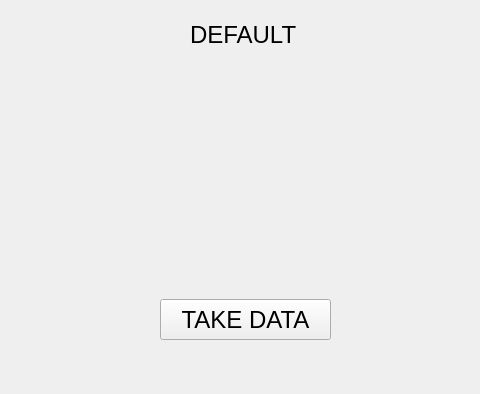
This is development/devGUI/mainwindowui.ui in E-Trainose/ADB-Project as Qt 5 draws it before an edit; both pictures show x 319 to 799 and y 0 to 394 of the 1127 by 768 pixel window. The edited form follows.
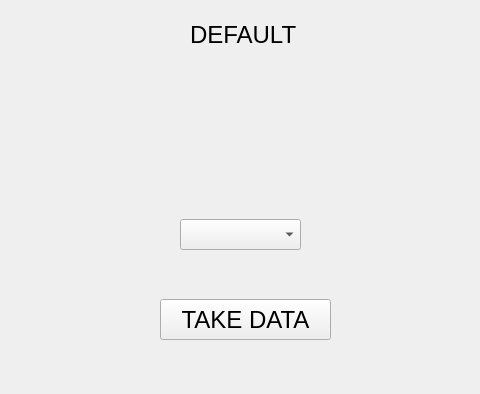
This is the edited form. The open tabs and pages were chosen to show the change. Custom widgets are drawn as their Qt base class.

Diff of the .ui file:
```diff
--- a/development/devGUI/mainwindowui.ui
+++ b/development/devGUI/mainwindowui.ui
@@ -53,6 +53,16 @@
          <string>TAKE DATA</string>
         </property>
        </widget>
+       <widget class="QComboBox" name="combox_serialport_selector">
+        <property name="geometry">
+         <rect>
+          <x>460</x>
+          <y>160</y>
+          <width>121</width>
+          <height>31</height>
+         </rect>
+        </property>
+       </widget>
       </widget>
       <widget class="QWidget" name="pg_default_algo">
        <widget class="QPushButton" name="btn_default_nn">
```
